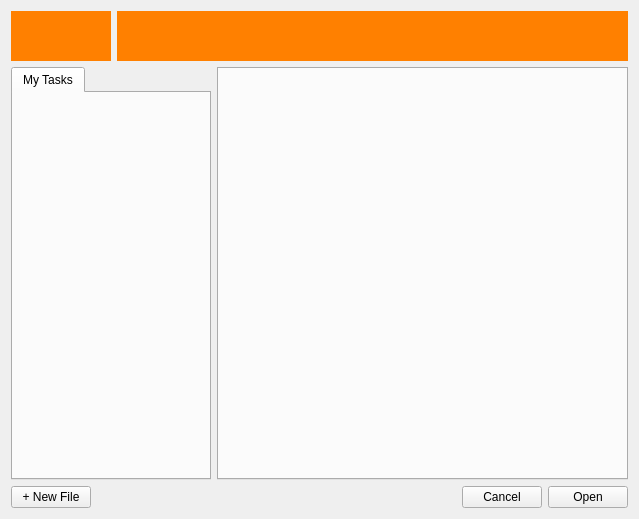
The window that resources/file_open_form.ui (shotgunsoftware/tk-multi-workfiles2) describes before a commit, drawn with Qt 5.
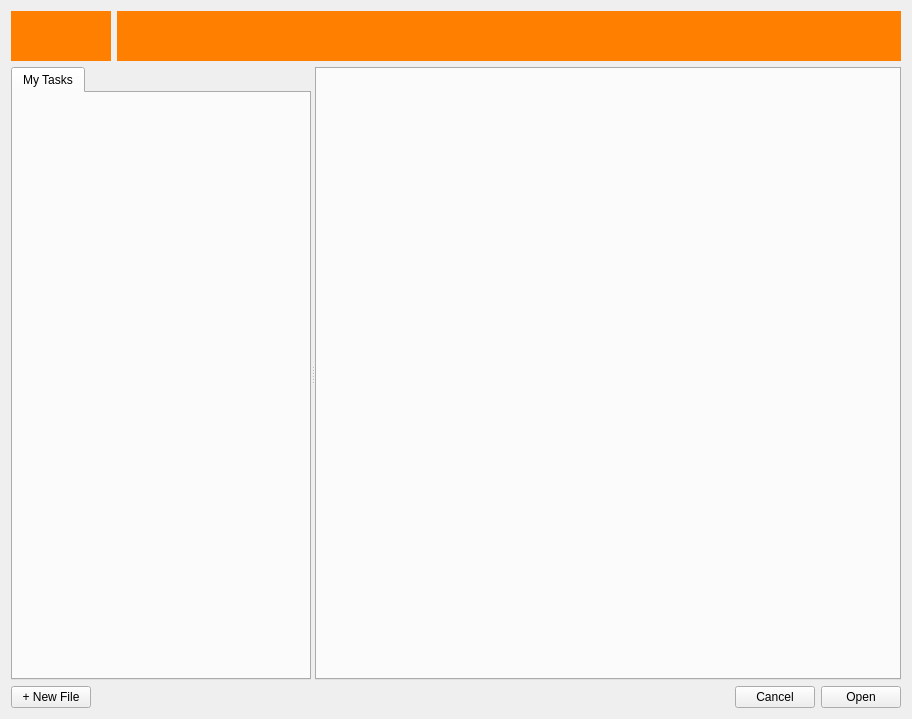
The same window after the commit. Custom widgets are drawn as their Qt base class.

Patch:
```diff
--- a/resources/file_open_form.ui
+++ b/resources/file_open_form.ui
@@ -6,8 +6,8 @@
    <rect>
     <x>0</x>
     <y>0</y>
-    <width>639</width>
-    <height>519</height>
+    <width>912</width>
+    <height>719</height>
    </rect>
   </property>
   <property name="windowTitle">
@@ -43,30 +43,50 @@
     </layout>
    </item>
    <item>
-    <layout class="QHBoxLayout" name="horizontalLayout_2" stretch="0,1">
-     <item>
+    <widget class="QSplitter" name="splitter">
+     <property name="orientation">
+      <enum>Qt::Horizontal</enum>
+     </property>
+     <property name="childrenCollapsible">
+      <bool>false</bool>
+     </property>
       <widget class="TaskBrowserTabs" name="task_browser_tabs">
+      <property name="sizePolicy">
+       <sizepolicy hsizetype="Expanding" vsizetype="Expanding">
+        <horstretch>0</horstretch>
+        <verstretch>0</verstretch>
+       </sizepolicy>
+      </property>
        <property name="minimumSize">
         <size>
-         <width>200</width>
+        <width>300</width>
          <height>0</height>
         </size>
        </property>
+      <property name="maximumSize">
+       <size>
+        <width>16777215</width>
+        <height>16777215</height>
+       </size>
+      </property>
        <widget class="MyTasksForm" name="my_tasks_form">
         <attribute name="title">
          <string>My Tasks</string>
         </attribute>
        </widget>
       </widget>
-     </item>
-     <item>
       <widget class="FileBrowserTabs" name="file_browser_tabs">
+      <property name="sizePolicy">
+       <sizepolicy hsizetype="Expanding" vsizetype="Expanding">
+        <horstretch>1</horstretch>
+        <verstretch>0</verstretch>
+       </sizepolicy>
+      </property>
        <property name="currentIndex">
         <number>-1</number>
        </property>
       </widget>
-     </item>
-    </layout>
+    </widget>
    </item>
    <item>
     <layout class="QHBoxLayout" name="horizontalLayout">
```
Lines whose indentation alone changed are shown as unchanged.
